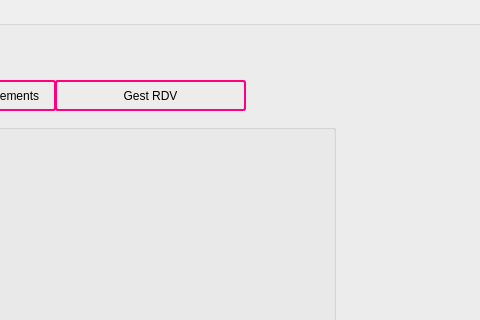
Old version of the form secdialog.ui in the repository hamza10tn/Projet-Qt; both pictures show x 665 to 1145 and y 0 to 320 of the 1340 by 761 pixel window.
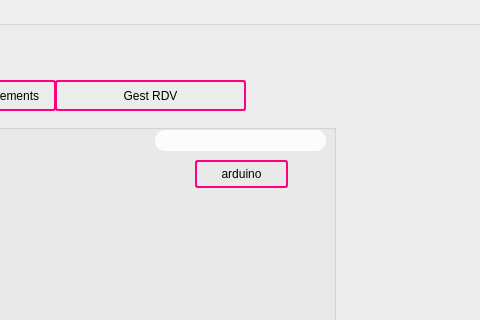
New version of the form. Icons and pictures are not drawn.

The edit to the form file:
```diff
--- a/secdialog.ui
+++ b/secdialog.ui
@@ -642,6 +642,50 @@
         <string>QUESTION</string>
        </property>
       </widget>
+      <widget class="QLineEdit" name="rp_2">
+       <property name="geometry">
+        <rect>
+         <x>720</x>
+         <y>20</y>
+         <width>171</width>
+         <height>21</height>
+        </rect>
+       </property>
+       <property name="styleSheet">
+        <string notr="true">QLineEdit {
+      color: rgb(251, 252, 2521);
+      font: 10pt &quot;Verdana&quot;;
+      border: None;
+      border-bottom-color: white;
+      border-radius: 10px;
+      padding: 0 8px;
+      background: rgb(251, 252, 252);
+      selection-background-color: darkgray;
+}</string>
+       </property>
+      </widget>
+      <widget class="QPushButton" name="pushButton_11">
+       <property name="geometry">
+        <rect>
+         <x>760</x>
+         <y>50</y>
+         <width>93</width>
+         <height>28</height>
+        </rect>
+       </property>
+       <property name="styleSheet">
+        <string notr="true">color: black;
+font: 7pt &quot;Verdana&quot;;
+border: 2px solid rgb(255, 0, 127);
+padding: 5px;
+border-radius: 3px;
+opacity: 200;
+</string>
+       </property>
+       <property name="text">
+        <string>arduino</string>
+       </property>
+      </widget>
       <zorder>label_16</zorder>
       <zorder>lineEdit</zorder>
       <zorder>lineEdit_2</zorder>
```
Left out of the diff: 2 changed lines with no effect on the pictures.
